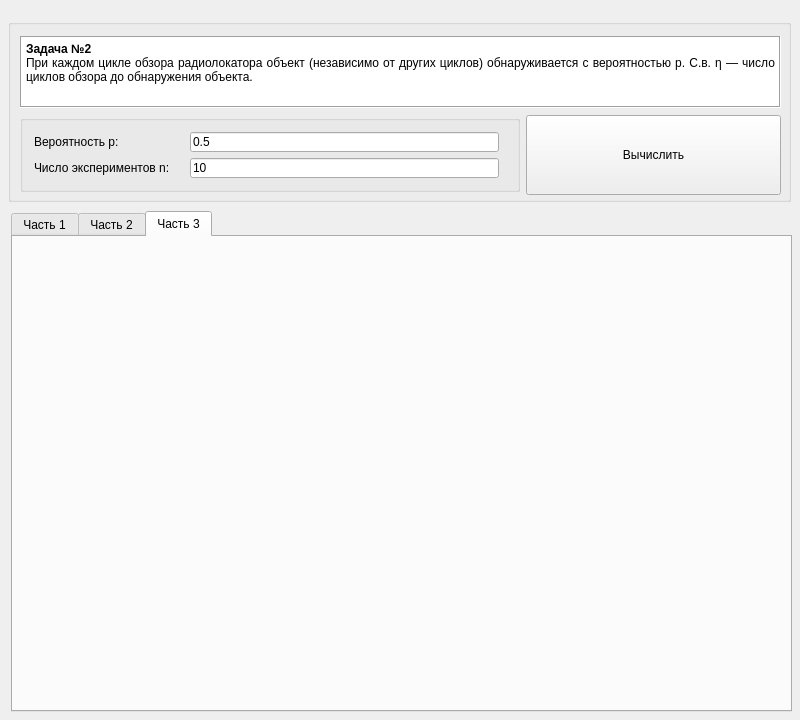
Above: MatStat_Sem6/app/mainwindow.ui from AleksandrEremin/TerVer before the change. Below: the same form after it.
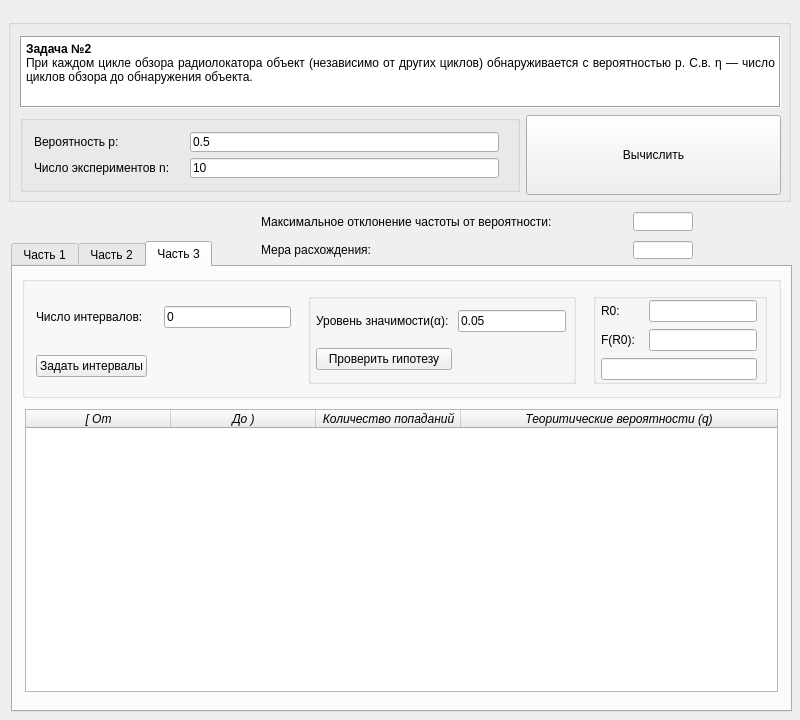
That is the form after the change. The open tabs and pages were chosen to show the change. Custom widgets are drawn as their Qt base class.

```diff
--- a/MatStat_Sem6/app/mainwindow.ui
+++ b/MatStat_Sem6/app/mainwindow.ui
@@ -30,9 +30,9 @@
     <property name="geometry">
      <rect>
       <x>11</x>
-      <y>211</y>
+      <y>241</y>
       <width>781</width>
-      <height>501</height>
+      <height>471</height>
      </rect>
     </property>
     <property name="focusPolicy">
@@ -225,7 +225,273 @@
      <attribute name="title">
       <string>Часть 3</string>
      </attribute>
-     <layout class="QHBoxLayout" name="horizontalLayout_4"/>
+     <layout class="QVBoxLayout" name="verticalLayout_5">
+      <item>
+       <widget class="QGroupBox" name="horizontalGroupBox">
+        <property name="title">
+         <string/>
+        </property>
+        <layout class="QGridLayout" name="gridLayout_2" rowstretch="0,0" columnstretch="0,0,0,0">
+         <property name="leftMargin">
+          <number>11</number>
+         </property>
+         <property name="topMargin">
+          <number>11</number>
+         </property>
+         <property name="rightMargin">
+          <number>11</number>
+         </property>
+         <property name="bottomMargin">
+          <number>11</number>
+         </property>
+         <property name="horizontalSpacing">
+          <number>17</number>
+         </property>
+         <property name="verticalSpacing">
+          <number>7</number>
+         </property>
+         <item row="0" column="0">
+          <widget class="QLabel" name="label_4">
+           <property name="text">
+            <string>Число интервалов:</string>
+           </property>
+          </widget>
+         </item>
+         <item row="0" column="3" rowspan="2">
+          <widget class="QGroupBox" name="gridGroupBox">
+           <layout class="QGridLayout" name="gridLayout_5">
+            <property name="leftMargin">
+             <number>5</number>
+            </property>
+            <property name="topMargin">
+             <number>1</number>
+            </property>
+            <property name="rightMargin">
+             <number>7</number>
+            </property>
+            <property name="bottomMargin">
+             <number>1</number>
+            </property>
+            <property name="horizontalSpacing">
+             <number>10</number>
+            </property>
+            <property name="verticalSpacing">
+             <number>7</number>
+            </property>
+            <item row="1" column="0">
+             <widget class="QLabel" name="label_8">
+              <property name="text">
+               <string>F(R0): </string>
+              </property>
+             </widget>
+            </item>
+            <item row="1" column="1">
+             <widget class="QLineEdit" name="lineEdit_4"/>
+            </item>
+            <item row="0" column="0">
+             <widget class="QLabel" name="label_7">
+              <property name="text">
+               <string>R0:  </string>
+              </property>
+             </widget>
+            </item>
+            <item row="0" column="1">
+             <widget class="QLineEdit" name="lineEdit_3"/>
+            </item>
+            <item row="2" column="0" colspan="2">
+             <widget class="QLineEdit" name="lineEdit_5"/>
+            </item>
+           </layout>
+          </widget>
+         </item>
+         <item row="1" column="0">
+          <widget class="QPushButton" name="pushButton">
+           <property name="text">
+            <string>Задать интервалы</string>
+           </property>
+          </widget>
+         </item>
+         <item row="0" column="1">
+          <widget class="QLineEdit" name="lineEdit_Interval">
+           <property name="text">
+            <string>0</string>
+           </property>
+          </widget>
+         </item>
+         <item row="0" column="2" rowspan="2">
+          <widget class="QGroupBox" name="gridGroupBox">
+           <layout class="QGridLayout" name="gridLayout_4">
+            <property name="leftMargin">
+             <number>5</number>
+            </property>
+            <property name="topMargin">
+             <number>1</number>
+            </property>
+            <property name="rightMargin">
+             <number>7</number>
+            </property>
+            <property name="bottomMargin">
+             <number>1</number>
+            </property>
+            <item row="0" column="0">
+             <widget class="QLabel" name="label_6">
+              <property name="text">
+               <string>Уровень значимости(α): </string>
+              </property>
+             </widget>
+            </item>
+            <item row="1" column="0">
+             <widget class="QPushButton" name="pushButton_2">
+              <property name="text">
+               <string>Проверить гипотезу</string>
+              </property>
+             </widget>
+            </item>
+            <item row="0" column="1">
+             <widget class="QLineEdit" name="lineEdit_2">
+              <property name="text">
+               <string>0.05</string>
+              </property>
+             </widget>
+            </item>
+           </layout>
+          </widget>
+         </item>
+        </layout>
+       </widget>
+      </item>
+      <item>
+       <widget class="QWidget" name="verticalWidget" native="true">
+        <layout class="QVBoxLayout" name="verticalLayout_6">
+         <property name="spacing">
+          <number>7</number>
+         </property>
+         <property name="leftMargin">
+          <number>3</number>
+         </property>
+         <property name="topMargin">
+          <number>5</number>
+         </property>
+         <property name="rightMargin">
+          <number>3</number>
+         </property>
+         <item>
+          <widget class="QTableWidget" name="tableWidget">
+           <property name="font">
+            <font>
+             <italic>true</italic>
+             <bold>false</bold>
+             <underline>false</underline>
+             <strikeout>false</strikeout>
+            </font>
+           </property>
+           <property name="statusTip">
+            <string/>
+           </property>
+           <property name="layoutDirection">
+            <enum>Qt::LeftToRight</enum>
+           </property>
+           <property name="autoFillBackground">
+            <bool>false</bool>
+           </property>
+           <property name="inputMethodHints">
+            <set>Qt::ImhNone</set>
+           </property>
+           <property name="autoScroll">
+            <bool>true</bool>
+           </property>
+           <property name="tabKeyNavigation">
+            <bool>true</bool>
+           </property>
+           <property name="showDropIndicator" stdset="0">
+            <bool>true</bool>
+           </property>
+           <property name="dragEnabled">
+            <bool>false</bool>
+           </property>
+           <property name="dragDropOverwriteMode">
+            <bool>true</bool>
+           </property>
+           <property name="alternatingRowColors">
+            <bool>false</bool>
+           </property>
+           <property name="showGrid">
+            <bool>true</bool>
+           </property>
+           <property name="sortingEnabled">
+            <bool>false</bool>
+           </property>
+           <property name="wordWrap">
+            <bool>true</bool>
+           </property>
+           <property name="cornerButtonEnabled">
+            <bool>true</bool>
+           </property>
+           <property name="rowCount">
+            <number>0</number>
+           </property>
+           <property name="columnCount">
+            <number>4</number>
+           </property>
+           <attribute name="horizontalHeaderCascadingSectionResizes">
+            <bool>false</bool>
+           </attribute>
+           <attribute name="horizontalHeaderMinimumSectionSize">
+            <number>32</number>
+           </attribute>
+           <attribute name="horizontalHeaderDefaultSectionSize">
+            <number>145</number>
+           </attribute>
+           <attribute name="horizontalHeaderShowSortIndicator" stdset="0">
+            <bool>false</bool>
+           </attribute>
+           <attribute name="horizontalHeaderStretchLastSection">
+            <bool>true</bool>
+           </attribute>
+           <attribute name="verticalHeaderVisible">
+            <bool>true</bool>
+           </attribute>
+           <attribute name="verticalHeaderCascadingSectionResizes">
+            <bool>true</bool>
+           </attribute>
+           <attribute name="verticalHeaderDefaultSectionSize">
+            <number>35</number>
+           </attribute>
+           <attribute name="verticalHeaderShowSortIndicator" stdset="0">
+            <bool>false</bool>
+           </attribute>
+           <attribute name="verticalHeaderStretchLastSection">
+            <bool>false</bool>
+           </attribute>
+           <column>
+            <property name="text">
+             <string>[ От</string>
+            </property>
+           </column>
+           <column>
+            <property name="text">
+             <string>До )</string>
+            </property>
+           </column>
+           <column>
+            <property name="text">
+             <string>Количество попаданий</string>
+            </property>
+           </column>
+           <column>
+            <property name="text">
+             <string notr="true">Теоритические вероятности (q)</string>
+            </property>
+            <property name="toolTip">
+             <string/>
+            </property>
+           </column>
+          </widget>
+         </item>
+        </layout>
+       </widget>
+      </item>
+     </layout>
     </widget>
    </widget>
    <widget class="QFrame" name="horizontalFrame">
@@ -390,6 +656,100 @@
      </item>
     </layout>
    </widget>
+   <widget class="QFrame" name="verticalFrame">
+    <property name="geometry">
+     <rect>
+      <x>260</x>
+      <y>210</y>
+      <width>523</width>
+      <height>50</height>
+     </rect>
+    </property>
+    <layout class="QGridLayout" name="gridLayout">
+     <property name="leftMargin">
+      <number>1</number>
+     </property>
+     <property name="topMargin">
+      <number>2</number>
+     </property>
+     <property name="rightMargin">
+      <number>90</number>
+     </property>
+     <property name="bottomMargin">
+      <number>1</number>
+     </property>
+     <property name="horizontalSpacing">
+      <number>1</number>
+     </property>
+     <property name="verticalSpacing">
+      <number>10</number>
+     </property>
+     <item row="0" column="0">
+      <widget class="QLabel" name="label_3">
+       <property name="text">
+        <string>Максимальное отклонение частоты от вероятности:</string>
+       </property>
+      </widget>
+     </item>
+     <item row="0" column="2">
+      <widget class="QLineEdit" name="lineEdit_Max">
+       <property name="minimumSize">
+        <size>
+         <width>60</width>
+         <height>0</height>
+        </size>
+       </property>
+       <property name="maximumSize">
+        <size>
+         <width>60</width>
+         <height>16777215</height>
+        </size>
+       </property>
+       <property name="focusPolicy">
+        <enum>Qt::NoFocus</enum>
+       </property>
+       <property name="contextMenuPolicy">
+        <enum>Qt::ActionsContextMenu</enum>
+       </property>
+      </widget>
+     </item>
+     <item row="1" column="0">
+      <widget class="QLabel" name="label_5">
+       <property name="text">
+        <string>Мера расхождения: </string>
+       </property>
+      </widget>
+     </item>
+     <item row="1" column="2">
+      <widget class="QLineEdit" name="lineEdit">
+       <property name="minimumSize">
+        <size>
+         <width>60</width>
+         <height>0</height>
+        </size>
+       </property>
+       <property name="maximumSize">
+        <size>
+         <width>60</width>
+         <height>16777215</height>
+        </size>
+       </property>
+       <property name="sizeIncrement">
+        <size>
+         <width>60</width>
+         <height>0</height>
+        </size>
+       </property>
+       <property name="focusPolicy">
+        <enum>Qt::NoFocus</enum>
+       </property>
+       <property name="contextMenuPolicy">
+        <enum>Qt::ActionsContextMenu</enum>
+       </property>
+      </widget>
+     </item>
+    </layout>
+   </widget>
   </widget>
  </widget>
  <customwidgets>
```
Left out of the diff: 2 changed lines with no effect on the pictures.
